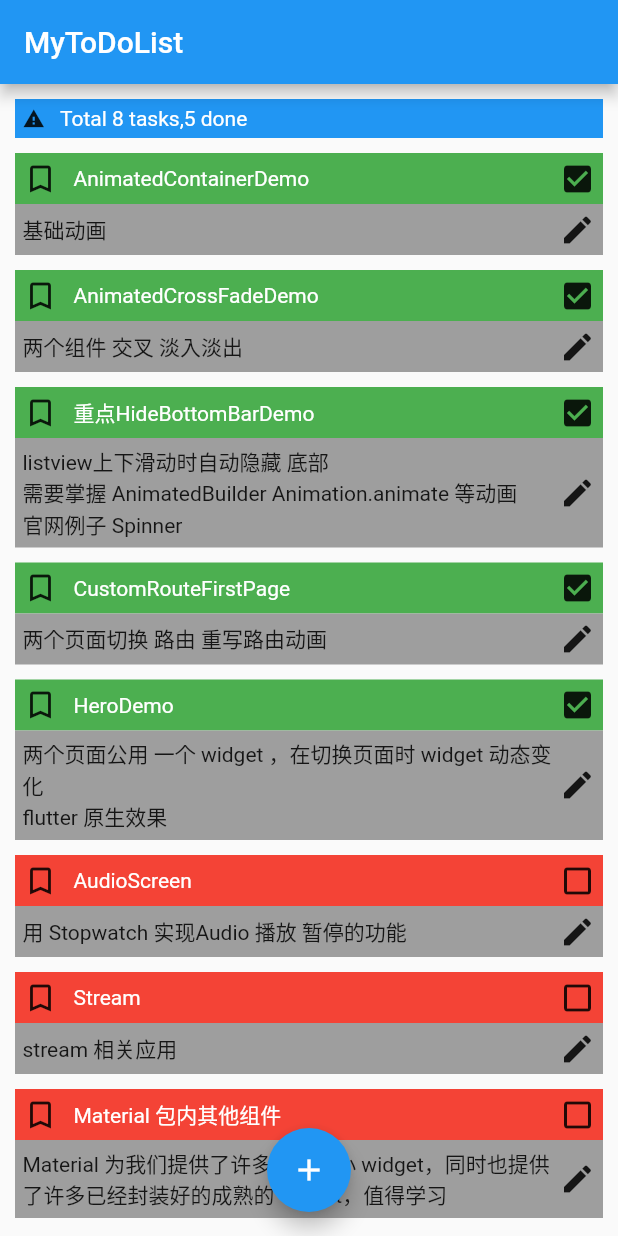
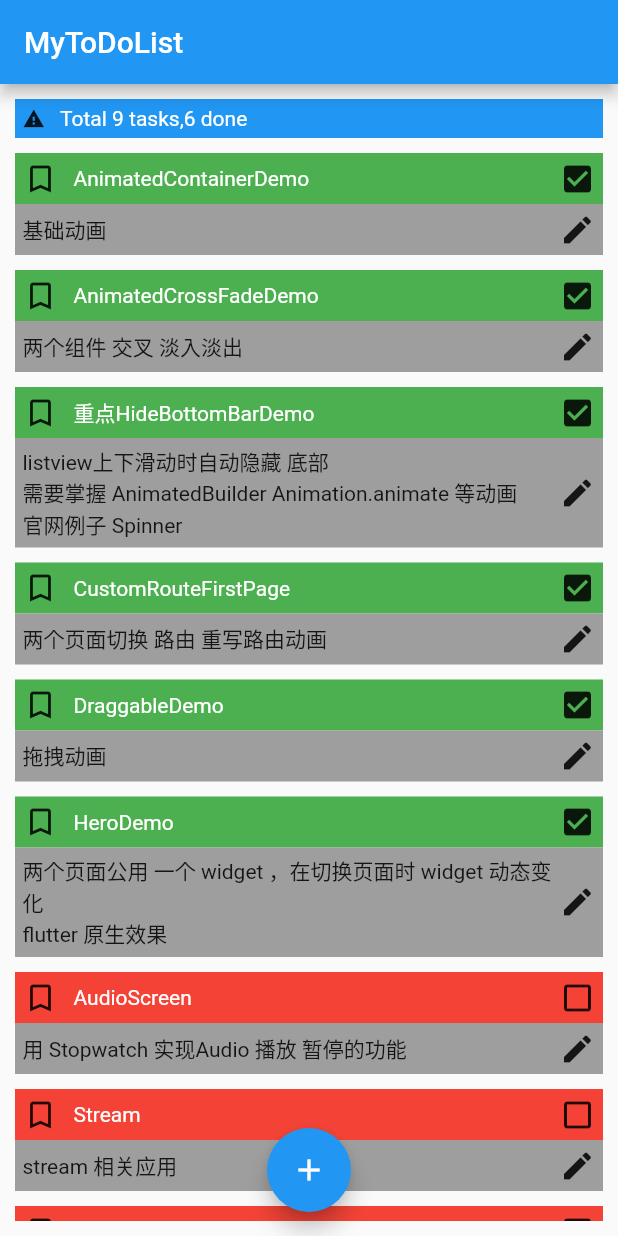
Before and after one commit to colinxiaoyu/redux-flutter-todolist, a Flutter app: the screen it shows after launch, on a phone screen of 412 x 824 dp. Run offline on Flutter 3.47's test engine with Material 2 defaults, Android fonts, the phone set to English and light mode, and no system bars; our stand-ins replace flutter_redux, flutter_spinkit, redux.

Commit message:
完成拖拽

```diff
--- a/lib/page/todo_edit_page.dart
+++ b/lib/page/todo_edit_page.dart
@@ -3,6 +3,7 @@ import 'dart:async';
 import 'package:flutter/material.dart';
 import 'package:flutter_redux/flutter_redux.dart';
 import 'package:redux_todolist/page/animated/custom-route.dart';
+import 'package:redux_todolist/page/animated/draggable_demo.dart';
 import 'package:redux_todolist/page/animated/hero_demo.dart';
 import 'package:redux_todolist/page/animated/spinner.dart';
 import 'package:redux_todolist/page/animated/animated_container_demo.dart';
@@ -226,6 +227,10 @@ class _TodoEditPageState extends State<TodoEditPage> {
         break;
       case 'CustomRouteFirstPage':
         push(CustomRouteFirstPage());
+        break;
+      case 'DraggableDemo':
+        push(DraggableDemo());
+        break;
       default:
         break;
     }
--- a/lib/reducer/list_reducer.dart
+++ b/lib/reducer/list_reducer.dart
@@ -43,7 +43,7 @@ class TodoList {
       todo: ['AnimatedCrossFadeDemo'],
     ),
     ToDoState(
-      uniqueId: '2',
+      uniqueId: '2.0',
       title: '重点HideBottomBarDemo',
       desc: 'listview上下滑动时自动隐藏 底部 \n'
         '需要掌握 AnimatedBuilder Animation.animate 等动画\n'
@@ -57,6 +57,13 @@ class TodoList {
       desc: '两个页面切换 路由 重写路由动画',
       isDone: true,
       todo: ['CustomRouteFirstPage'],
+    ),
+    ToDoState(
+        uniqueId: '2.2',
+        title: 'DraggableDemo',
+        desc: '拖拽动画',
+        isDone: true,
+        todo: ['DraggableDemo'],
     ),
     ToDoState(
       uniqueId: '3',
```
Also changed, not shown: lib/page/animated/draggable_demo.dart (added, +87 -0 lines).
